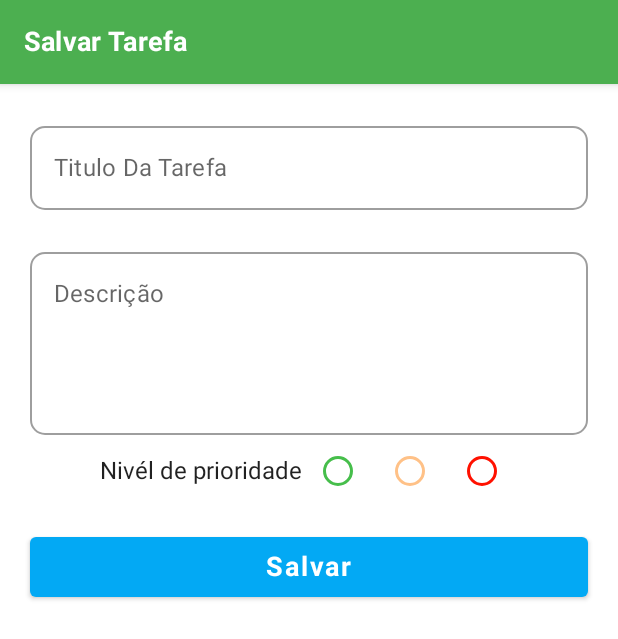
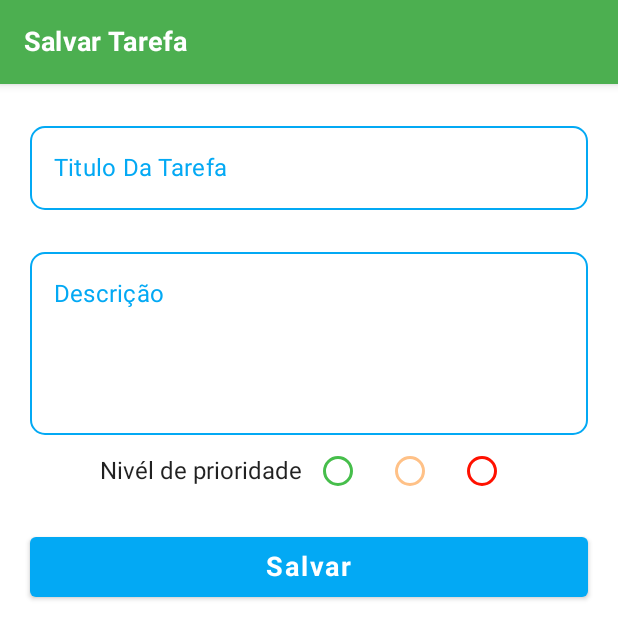
Before and after one commit to leofernandesx/ListadeTarefasCompose, an Android app built with Jetpack Compose: the SalvarTarefa screen opened through its navigation route, on a phone screen of 412 x 824 dp. Shown: the top 639 px of the screen. Run offline under Robolectric (Android 15) with nearby library versions, the phone set to English and light mode, and no system bars; our stand-ins replace Firebase (no records; nobody signed in at launch, a user with empty details on screens opened directly).

Commit message:
Fifth Commit!!

```diff
--- a/app/src/main/java/devandroid/leof/listadetarefascompose/componentes/CaixaDeTexto.kt
+++ b/app/src/main/java/devandroid/leof/listadetarefascompose/componentes/CaixaDeTexto.kt
@@ -9,6 +9,7 @@ import androidx.compose.ui.Modifier
 import androidx.compose.ui.text.input.KeyboardType
 import devandroid.leof.listadetarefascompose.ui.theme.Black
 import devandroid.leof.listadetarefascompose.ui.theme.LightBlue
+import devandroid.leof.listadetarefascompose.ui.theme.Purple200
 import devandroid.leof.listadetarefascompose.ui.theme.ShapeEditText
 import devandroid.leof.listadetarefascompose.ui.theme.White
 
@@ -30,10 +31,10 @@ fun CaixaDeTexto(
         maxLines = maxLines,
         colors = TextFieldDefaults.outlinedTextFieldColors(
             textColor = Black,
-            focusedBorderColor = LightBlue,
-            focusedLabelColor = LightBlue,
-            backgroundColor = White,
-            cursorColor = LightBlue
+            unfocusedBorderColor = LightBlue,
+            unfocusedLabelColor = LightBlue,
+            backgroundColor = White ,
+            cursorColor = Purple200
         ),
         shape = ShapeEditText.small,
         keyboardOptions = KeyboardOptions(
--- a/app/src/main/java/devandroid/leof/listadetarefascompose/view/SalvarTarefa.kt
+++ b/app/src/main/java/devandroid/leof/listadetarefascompose/view/SalvarTarefa.kt
@@ -45,7 +45,7 @@ fun SalvarTarefa(
                     )
                 }
             )
-        }
+        },backgroundColor = White,
     ) {
 
         var tituloTarefa by remember {
```
